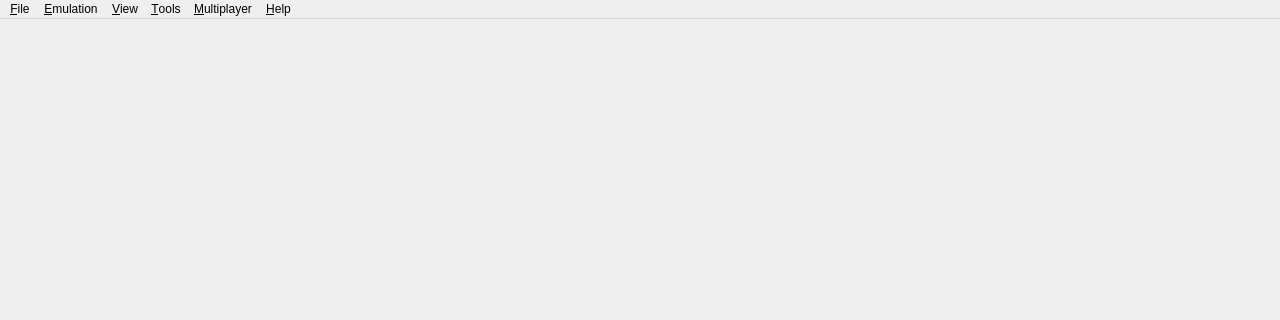
This is src/storm_switch/main.ui in ReiKatari/STORM_SWITCH as Qt 5 draws it before an edit; both pictures show x 0 to 1280 and y 0 to 320 of the 1280 by 720 pixel window. The edited form follows.
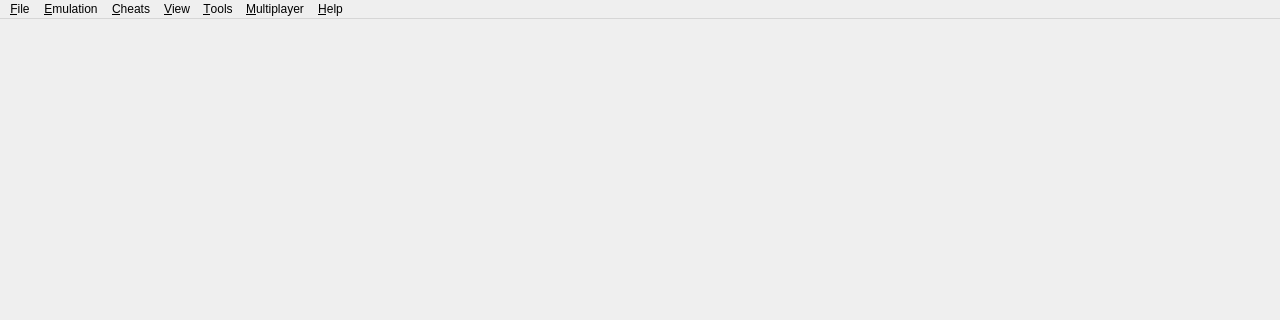
This is the edited form. Icons and pictures are not drawn.

Diff of the .ui file:
```diff
--- a/src/storm_switch/main.ui
+++ b/src/storm_switch/main.ui
@@ -258,8 +258,14 @@
     <addaction name="action_About"/>
     <addaction name="action_Eden_Dependencies"/>
    </widget>
+   <widget class="QMenu" name="menu_Cheats">
+    <property name="title">
+     <string>&amp;Cheats</string>
+    </property>
+   </widget>
    <addaction name="menu_File"/>
    <addaction name="menu_Emulation"/>
+   <addaction name="menu_Cheats"/>
    <addaction name="menu_View"/>
    <addaction name="menu_Tools"/>
    <addaction name="menu_Multiplayer"/>
```
